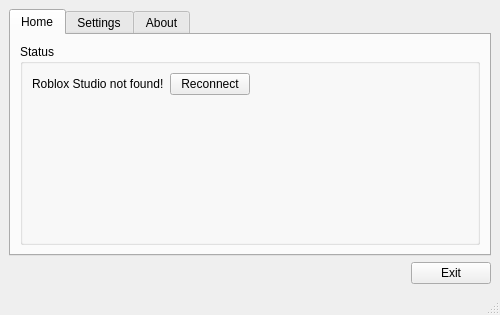
Qt form interface/mainwindow.ui (RobloxStudio-DiscordRPC/RPC-Client) before a commit.
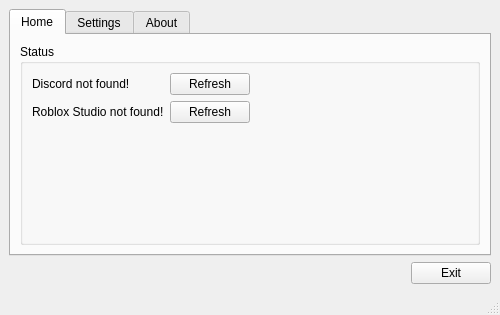
The same form after that commit.

Commit message: Refresh button to check if discord is accessible

```diff
--- a/interface/mainwindow.ui
+++ b/interface/mainwindow.ui
@@ -65,6 +65,26 @@
           </property>
           <layout class="QFormLayout" name="formLayout_2">
            <item row="0" column="0">
+            <widget class="QLabel" name="dscFound">
+             <property name="text">
+              <string>Discord not found!</string>
+             </property>
+            </widget>
+           </item>
+           <item row="0" column="1">
+            <widget class="QPushButton" name="dscReconnectBtn">
+             <property name="sizePolicy">
+              <sizepolicy hsizetype="Fixed" vsizetype="Fixed">
+               <horstretch>0</horstretch>
+               <verstretch>0</verstretch>
+              </sizepolicy>
+             </property>
+             <property name="text">
+              <string>Refresh</string>
+             </property>
+            </widget>
+           </item>
+           <item row="1" column="0">
             <widget class="QLabel" name="rbxstudioFound">
              <property name="layoutDirection">
               <enum>Qt::LeftToRight</enum>
@@ -74,8 +94,8 @@
              </property>
             </widget>
            </item>
-           <item row="0" column="1">
-            <widget class="QPushButton" name="reconnectBtn">
+           <item row="1" column="1">
+            <widget class="QPushButton" name="rsReconnectBtn">
              <property name="sizePolicy">
               <sizepolicy hsizetype="Fixed" vsizetype="Fixed">
                <horstretch>0</horstretch>
@@ -83,7 +103,7 @@
               </sizepolicy>
              </property>
              <property name="text">
-              <string>Reconnect</string>
+              <string>Refresh</string>
              </property>
             </widget>
            </item>
```
Left out of the diff: 60 changed lines with no effect on the pictures. The commit also changes 3 other files.
